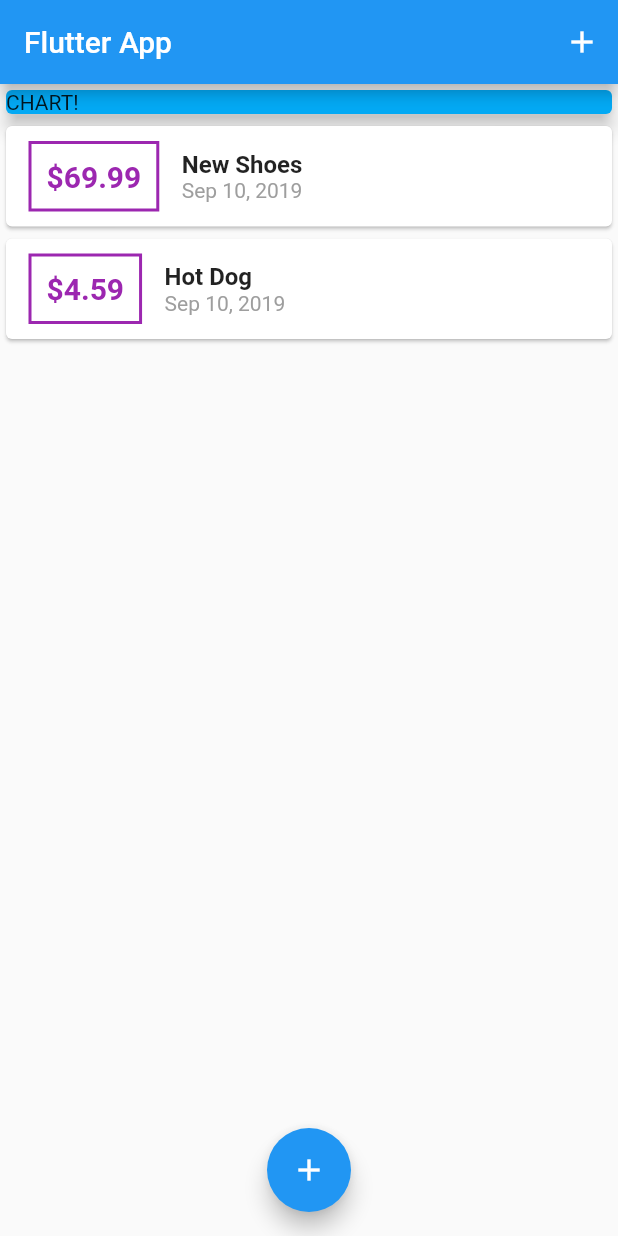
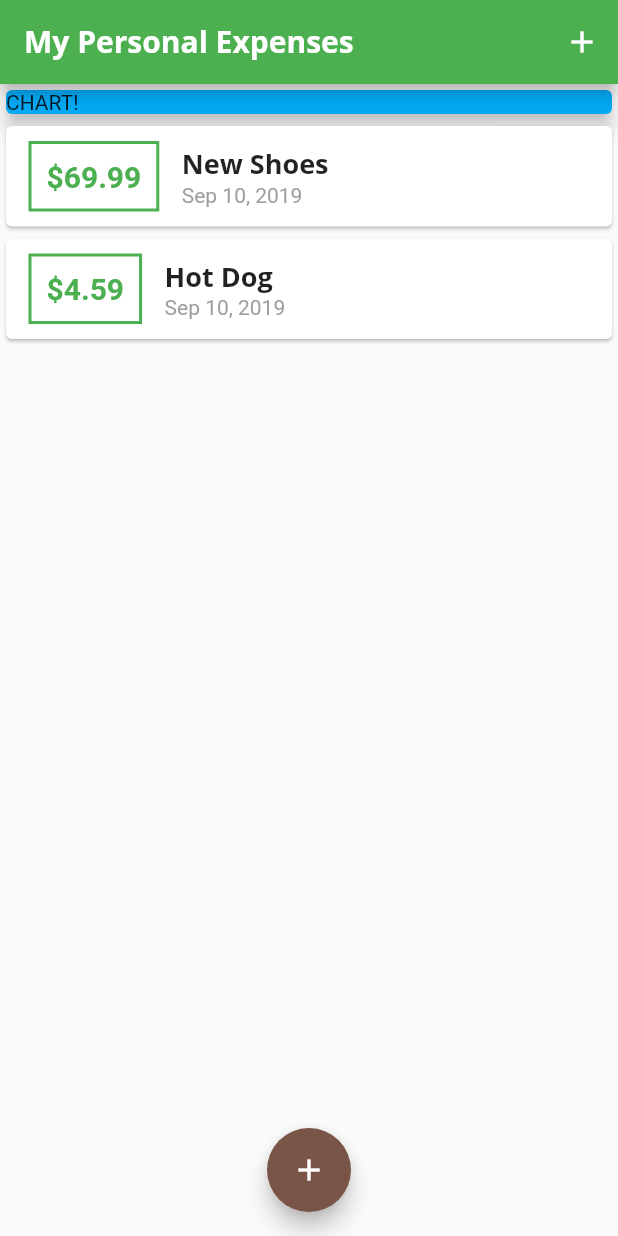
Before and after one commit to Lunkes-Apps/trainingFlutter, a Flutter app: the screen it shows after launch, on a phone screen of 412 x 824 dp. Run offline on Flutter 3.47's test engine with Material 2 defaults, Android fonts, the phone set to English and light mode, and no system bars.

```diff
--- a/lib/main.dart
+++ b/lib/main.dart
@@ -11,7 +11,25 @@ class MyApp extends StatelessWidget {
   @override
   Widget build(BuildContext context) {
     return MaterialApp(
-      title: 'Flutter App',
+      title: 'My Personal Expenses',
+      theme: ThemeData(
+        primarySwatch: Colors.green,
+        accentColor: Colors.brown,
+        fontFamily: 'Quicksand',
+        textTheme: ThemeData.light().textTheme.copyWith(
+                title: TextStyle(
+              fontFamily: 'OpenSans',
+              fontSize: 18,
+              fontWeight: FontWeight.bold,
+            )),
+        appBarTheme: AppBarTheme(
+          textTheme: ThemeData.light().textTheme.copyWith(
+              title: TextStyle(
+                  fontFamily: 'OpenSans',
+                  fontSize: 20,
+                  fontWeight: FontWeight.bold)),
+        ),
+      ),
       home: MyHomePage(),
     );
   }
@@ -55,7 +73,7 @@ class _MyHomePageState extends State<MyHomePage> {
       context: ctx,
       builder: (_) {
         return GestureDetector(
-          onTap: (){},
+          onTap: () {},
           child: NewTransaction(_addNewTransacions),
           behavior: HitTestBehavior.opaque,
         );
@@ -67,7 +85,7 @@ class _MyHomePageState extends State<MyHomePage> {
   Widget build(BuildContext context) {
     return Scaffold(
       appBar: AppBar(
-        title: Text('Flutter App'),
+        title: Text('My Personal Expenses'),
         actions: <Widget>[
           IconButton(
             icon: Icon(Icons.add),
--- a/lib/widgets/new_transaction.dart
+++ b/lib/widgets/new_transaction.dart
@@ -26,6 +26,8 @@ class _NewTransactionState extends State<NewTransaction> {
       enteredTitle,
       enteredAmount,
     );
+
+    Navigator.of(context).pop();
   }
 
   @override
--- a/lib/widgets/transaction_list.dart
+++ b/lib/widgets/transaction_list.dart
@@ -24,7 +24,7 @@ class TransactionList extends StatelessWidget {
                   ),
                   decoration: BoxDecoration(
                       border: Border.all(
-                    color: Colors.purple,
+                    color: Theme.of(context).primaryColor,
                     width: 2,
                   )),
                   padding: EdgeInsets.all(10),
@@ -33,7 +33,7 @@ class TransactionList extends StatelessWidget {
                     style: TextStyle(
                       fontWeight: FontWeight.bold,
                       fontSize: 20,
-                      color: Colors.purple,
+                      color: Theme.of(context).primaryColor,
                     ),
                   ),
                 ),
@@ -42,10 +42,7 @@ class TransactionList extends StatelessWidget {
                   children: <Widget>[
                     Text(
                       transactions[index].title,
-                      style: TextStyle(
-                        fontSize: 16,
-                        fontWeight: FontWeight.bold,
-                      ),
+                      style: Theme.of(context).textTheme.title
                     ),
                     Text(
                       DateFormat.yMMMd().format(transactions[index].date),
```
Also changed, not shown: pubspec.yaml (+13 -6 lines), assets/fonts/OpenSans-Bold.ttf (added), assets/fonts/OpenSans-Regular.ttf (added), assets/fonts/Quicksand-Bold.ttf (added), assets/fonts/Quicksand-Light.ttf (added), assets/fonts/Quicksand-Medium.ttf (added), assets/fonts/Quicksand-Regular.ttf (added).
